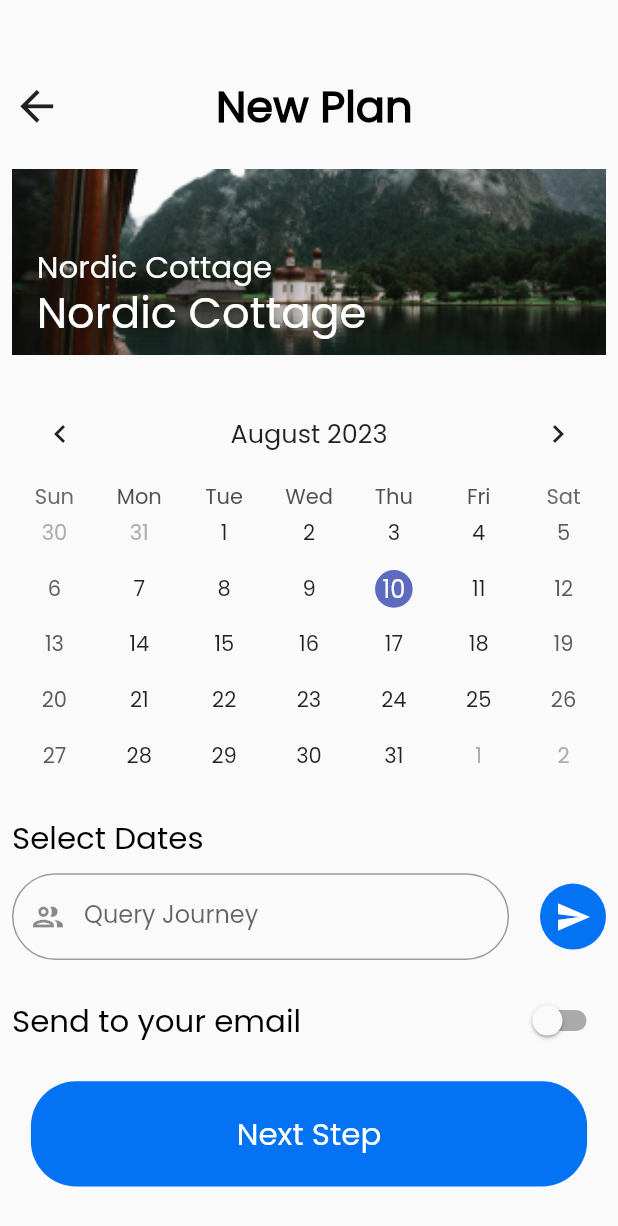
After one commit to MuhammadJawad98/traveling-app-flutter, a Flutter app: the NewPlan screen opened directly, on a phone screen of 412 x 824 dp. The commit adds this screen. Shown: the top 1226 px of the screen. Run offline on Flutter 3.47's test engine with Material 2 defaults, Android fonts, the phone set to English and light mode, and no system bars; drawn by our look-alikes of table_calendar; our stand-ins replace flutter_rating_bar, google_fonts.

Commit message:
NewPlanPage

```diff
--- a/lib/main.dart
+++ b/lib/main.dart
@@ -4,6 +4,7 @@ import 'package:google_fonts/google_fonts.dart';
 import 'package:provider/provider.dart';
 import 'package:traveling_app_flutter/providers/sign_in_provider.dart';
 import 'package:traveling_app_flutter/providers/sign_up_provider.dart';
+import 'package:traveling_app_flutter/views/onboarding_page/newplan_page.dart';
 
 import 'providers/provider_makeplan_page.dart';
 import 'views/onboarding_page/splash_screen.dart';
@@ -20,6 +21,6 @@ void main(List<String> args) {
       child: MaterialApp(
         debugShowCheckedModeBanner: false,
         theme: ThemeData(fontFamily: 'Poppins'),
-        home: const SafeArea(child: SplashScreen()),
+        home: SafeArea(child: SplashScreen()),
       )));
 }
--- a/lib/utils/app_assets.dart
+++ b/lib/utils/app_assets.dart
@@ -32,4 +32,5 @@ class AppAssets {
   static String imagepage2 = 'assets/images/2.png';
   static String imagepage3 = 'assets/images/3.png';
   static String imagepage4 = 'assets/images/4.png';
+  static String imagepage5 = 'assets/images/5.png';
 }
--- /dev/null
+++ b/lib/views/onboarding_page/newplan_page.dart
@@ -0,0 +1,208 @@
+import 'package:flutter/material.dart';
+import 'package:table_calendar/table_calendar.dart';
+import 'package:traveling_app_flutter/utils/app_assets.dart';
+import 'package:traveling_app_flutter/utils/app_colors.dart';
+import 'package:traveling_app_flutter/utils/media_query.dart';
+import 'package:traveling_app_flutter/widgets/custom_button.dart';
+import 'package:traveling_app_flutter/widgets/custom_rounded_button.dart';
+import 'package:traveling_app_flutter/widgets/custom_text_field.dart';
+
+class NewPlan extends StatefulWidget {
+  NewPlan({super.key});
+
+  @override
+  State<NewPlan> createState() => _NewPlanState();
+}
+
+class _NewPlanState extends State<NewPlan> {
+  final TextEditingController queryJourneyController = TextEditingController();
+  bool isSwitched = false;
+  DateTime today = DateTime.now();
+
+  void ondayselected(DateTime day, DateTime dayFocus) {
+    setState(() {
+      today = day;
+    });
+  }
+
+  @override
+  Widget build(BuildContext context) {
+    final width = GetScreenSize.getScreenWidth(context);
+    return Scaffold(
+        body: Padding(
+      padding: const EdgeInsets.all(8.0),
+      child: SingleChildScrollView(
+        child: Column(
+          crossAxisAlignment: CrossAxisAlignment.start,
+          children: [
+            SizedBox(
+              height: width * 0.1,
+            ),
+            Row(
+              children: [
+                Icon(
+                  Icons.arrow_back_sharp,
+                  size: width * 0.08,
+                ),
+                SizedBox(
+                  width: width * 0.25,
+                ),
+                Text(
+                  "New Plan",
+                  style: TextStyle(
+                      fontFamily: 'Poppins',
+                      fontWeight: FontWeight.bold,
+                      fontStyle: FontStyle.normal,
+                      color: Colors.black,
+                      fontSize: width * 0.07),
+                )
+              ],
+            ),
+            SizedBox(height: width * 0.05),
+            Center(
+              child: SizedBox(
+                child: Stack(children: [
+                  Image.asset(AppAssets.imagepage5,
+                      width: width * 1,
+                      height: width * 0.3,
+                      fit: BoxFit.fitHeight),
+                  Positioned(
+                      top: width * 0.12,
+                      left: width * 0.04,
+                      child: Text(
+                        "Nordic Cottage",
+                        style: TextStyle(
+                            fontFamily: 'Poppins',
+                            fontWeight: FontWeight.normal,
+                            fontStyle: FontStyle.normal,
+                            color: Colors.white,
+                            fontSize: width * 0.05),
+                      )),
+                  Positioned(
+                      top: width * 0.18,
+                      left: width * 0.04,
+                      child: Text(
+                        "Nordic Cottage",
+                        style: TextStyle(
+                            fontFamily: 'Poppins',
+                            fontWeight: FontWeight.normal,
+                            fontStyle: FontStyle.normal,
+                            color: Colors.white,
+                            fontSize: width * 0.07),
+                      ))
+                ]),
+              ),
+            ),
+            SizedBox(height: width * 0.05),
+            content(context),
+            SizedBox(height: width * 0.05),
+            Text(
+              "Select Dates",
+              style: TextStyle(
+                  fontFamily: 'Poppins',
+                  fontWeight: FontWeight.normal,
+                  fontStyle: FontStyle.normal,
+                  color: Colors.black,
+                  fontSize: width * 0.05),
+            ),
+            SizedBox(height: width * 0.02),
+            Row(
+              children: [
+                Expanded(
+                  child: SizedBox(
+                    height: width * 0.14,
+                    width: width * 0.75,
+                    child: TextField(
+                        cursorColor: Colors.grey,
+                        decoration: InputDecoration(
+                            prefixIcon:
+                                const Icon(Icons.people_outline_outlined),
+                            hintText: "Query Journey",
+                            focusedBorder: OutlineInputBorder(
+                                borderRadius: BorderRadius.circular(30),
+                                borderSide:
+                                    const BorderSide(color: Colors.grey)),
+                            errorBorder: OutlineInputBorder(
+                                borderRadius: BorderRadius.circular(30),
+                                borderSide:
+                                    const BorderSide(color: Colors.grey)),
+                            border: OutlineInputBorder(
+                              borderRadius: BorderRadius.circular(30),
+                            ))),
+                  ),
+                ),
+                SizedBox(width: width * 0.05),
+                CustomRonudedButton(
+                  width: width * 0.4,
+                  onTap: () {},
+                  icon: Icons.send,
+                )
+              ],
+            ),
+            SizedBox(height: width * 0.04),
+            Row(
+              children: [
+                Expanded(
+                  child: Text(
+                    "Send to your email",
+                    style: TextStyle(
+                        fontFamily: 'Poppins',
+                        fontWeight: FontWeight.normal,
+                        fontStyle: FontStyle.normal,
+                        color: Colors.black,
+                        fontSize: width * 0.05),
+                  ),
+                ),
+                Switch(
+                  value: isSwitched,
+                  onChanged: (value) {
+                    setState(() {
+                      isSwitched = value;
+                      print(isSwitched);
+                    });
+                  },
+                  activeTrackColor: Colors.grey.shade400,
+                  activeColor: AppColors.blueButton,
+                  splashRadius: width * 0.5,
+                ),
+              ],
+            ),
+            SizedBox(height: width * 0.04),
+            Center(
+              child: CustomTextButton(
+                buttonColor: AppColors.blueButton,
+                fontSize: width * 0.05,
+                onTab: () {},
+                buttonText: 'Next Step',
+                width: width * 0.9,
+                radius: 30,
+                height: width * 0.17,
+              ),
+            )
+          ],
+        ),
+      ),
+    ));
+  }
+
+  Widget content(context) {
+    //Text("Selected Day = " + today.toString().split(" ")[0]),
+
+    return SizedBox(
+      child: TableCalendar(
+        locale: 'en_US',
+        rowHeight: GetScreenSize.getScreenWidth(context) * 0.09,
+        headerStyle: const HeaderStyle(
+          formatButtonVisible: false,
+          titleCentered: true,
+        ),
+        availableGestures: AvailableGestures.all,
+        selectedDayPredicate: (day) => isSameDay(day, today),
+        focusedDay: today,
+        firstDay: DateTime.utc(2010, 10, 16),
+        lastDay: DateTime.utc(2030, 10, 30),
+        onDaySelected: ondayselected,
+      ),
+    );
+  }
+}
--- a/lib/widgets/custom_rounded_button.dart
+++ b/lib/widgets/custom_rounded_button.dart
@@ -6,11 +6,13 @@ class CustomRonudedButton extends StatelessWidget {
   final Color color;
   final Color backgroundcolor;
   final bool? flag;
+  final IconData icon;
 
   const CustomRonudedButton(
       {super.key,
       required this.onTap,
       this.flag = true,
+      this.icon = Icons.arrow_forward_rounded,
       this.color = Colors.white,
       this.width = double.infinity,
       this.backgroundcolor = const Color.fromRGBO(3, 115, 243, 1)});
@@ -23,10 +25,10 @@ class CustomRonudedButton extends StatelessWidget {
       child: InkWell(
           borderRadius: BorderRadius.circular(30),
           onTap: onTap,
-          child: const Padding(
+          child: Padding(
             padding: EdgeInsets.all(10.0),
             child: Icon(
-              Icons.arrow_forward_rounded,
+              icon,
               color: Colors.white,
             ),
           )),
```
Also changed, not shown: pubspec.yaml (+6 -1 lines), assets/images/5.png (added), pubspec.lock.
